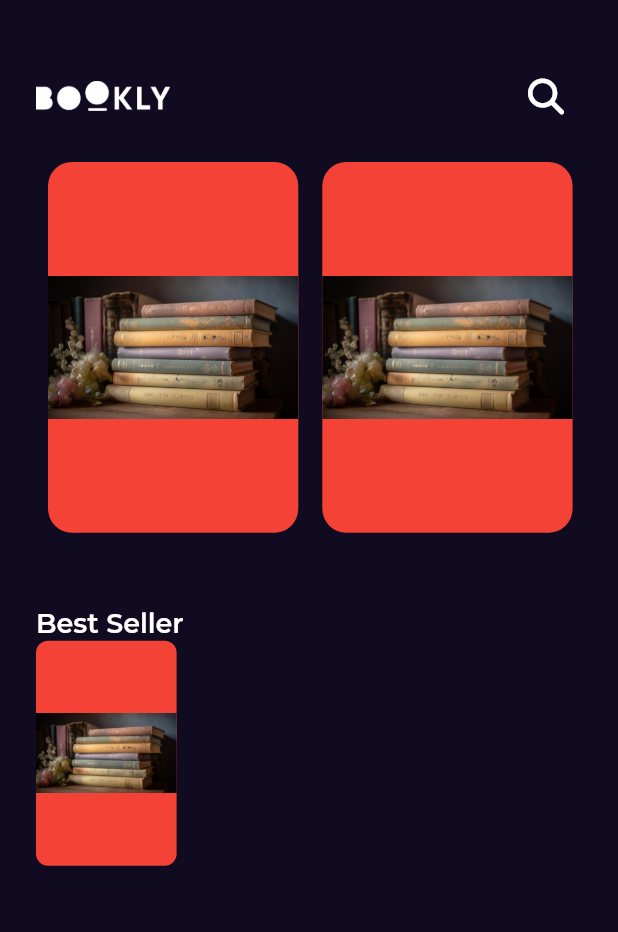
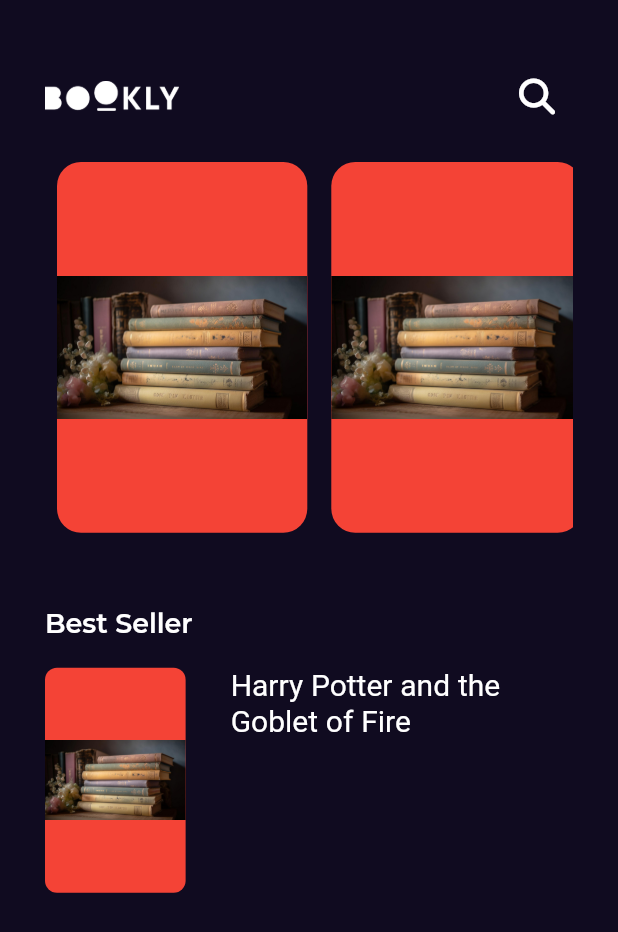
Before and after one commit to AhmedAlbay/bookly_app, a Flutter app: the screen it shows after launch, on a phone screen of 412 x 824 dp. Shown: the top 932 px of the screen. Run offline on Flutter 3.47's test engine with Material 2 defaults, Android fonts, the phone set to English and light mode, and no system bars; our stand-ins replace font_awesome_flutter, get, google_fonts.

Commit message:
best seller item part2

```diff
--- a/lib/Features/home/presentation/views/widgets/best_seller_list_view_item.dart
+++ b/lib/Features/home/presentation/views/widgets/best_seller_list_view_item.dart
@@ -1,4 +1,5 @@
 import 'package:bookly_app/core/utils/assets.dart';
+import 'package:bookly_app/core/utils/styles.dart';
 import 'package:flutter/material.dart';
 
 class BestSallerListViewItem extends StatelessWidget {
@@ -20,6 +21,22 @@ class BestSallerListViewItem extends StatelessWidget {
                       image: AssetImage(AssetsData.testimage))),
             ),
           ),
+          SizedBox(
+            width: 30,
+          ),
+          SizedBox(
+            width: MediaQuery.of(context).size.width * .5,
+            child: Column(
+              children: [
+                Text(
+                  'Harry Potter and the Goblet of Fire',
+                  maxLines: 2,
+                  overflow: TextOverflow.ellipsis,
+                  style: Styles.textStyle20,
+                )
+              ],
+            ),
+          )
         ],
       ),
     );
--- a/lib/Features/home/presentation/views/widgets/home_view_body.dart
+++ b/lib/Features/home/presentation/views/widgets/home_view_body.dart
@@ -2,7 +2,7 @@ import 'package:bookly_app/Features/home/presentation/views/widgets/best_seller_
 import 'package:bookly_app/Features/home/presentation/views/widgets/custom_appbar.dart';
 
 import 'package:bookly_app/Features/home/presentation/views/widgets/feature_books_list_view.dart';
-import 'package:bookly_app/core/utils/styless.dart';
+import 'package:bookly_app/core/utils/styles.dart';
 import 'package:flutter/material.dart';
 
 class HomeViewBody extends StatelessWidget {
@@ -11,7 +11,7 @@ class HomeViewBody extends StatelessWidget {
   @override
   Widget build(BuildContext context) {
     return const Padding(
-      padding: EdgeInsets.symmetric(horizontal: 24),
+      padding: EdgeInsets.symmetric(horizontal: 30),
       child: Column(
         crossAxisAlignment: CrossAxisAlignment.start,
         children: [
@@ -24,6 +24,9 @@ class HomeViewBody extends StatelessWidget {
             'Best Seller',
             style: Styles.textStyle18,
           ),
+          SizedBox(
+            height: 18,
+          ),
           BestSallerListViewItem(),
         ],
       ),
```
Also changed, not shown: lib/core/utils/styles.dart (renamed from lib/core/utils/styless.dart).
